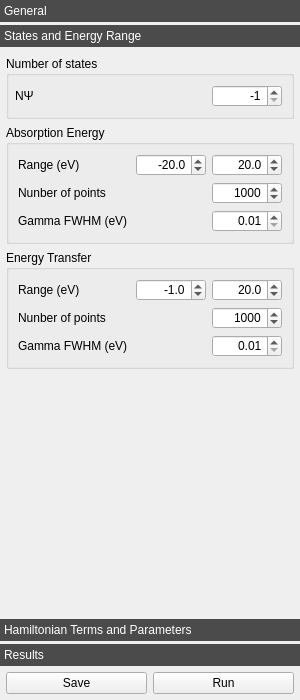
First picture: the form in crispy/resources/gui/uis/quanty.ui, repository mretegan/crispy, before the edit.
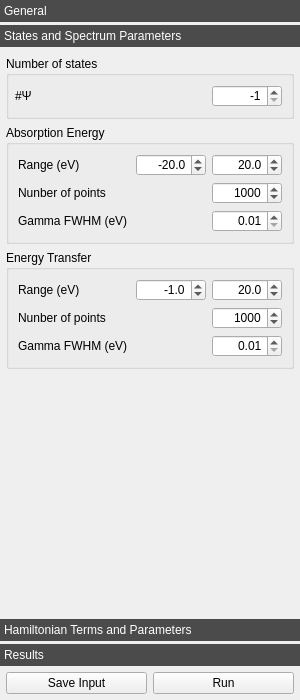
Second picture: the form after the edit. The open tabs and pages were chosen to show the change. Icons and pictures are not drawn. Custom widgets are drawn as their Qt base class.

Commit message: Relabel elements of the dock widget

The edit to the form file:
```diff
--- a/crispy/resources/gui/uis/quanty.ui
+++ b/crispy/resources/gui/uis/quanty.ui
@@ -250,8 +250,16 @@
        <zorder>verticalSpacer</zorder>
       </widget>
       <widget class="QWidget" name="states">
+       <property name="geometry">
+        <rect>
+         <x>0</x>
+         <y>0</y>
+         <width>300</width>
+         <height>536</height>
+        </rect>
+       </property>
        <attribute name="label">
-        <string>States and Energy Range</string>
+        <string>States and Spectrum Parameters</string>
        </attribute>
        <layout class="QVBoxLayout" name="_3">
         <property name="leftMargin">
@@ -280,7 +288,7 @@
              <item>
               <widget class="QLabel" name="nPsisLabel">
                <property name="text">
-                <string>NΨ</string>
+                <string>#Ψ</string>
                </property>
               </widget>
              </item>
@@ -809,7 +817,7 @@
          <string>Save a Quanty input file</string>
         </property>
         <property name="text">
-         <string>Save</string>
+         <string>Save Input</string>
         </property>
         <property name="icon">
          <iconset>
```
The commit also changes 1 other file.
